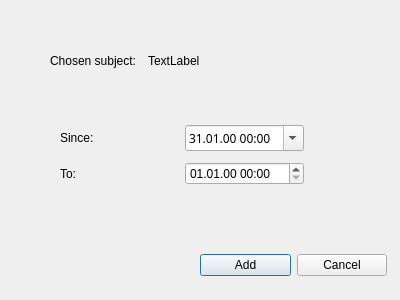
Before: the Qt Designer form dialogadddate.ui in swarog-piotr/Learning-Log, drawn with Qt 5.
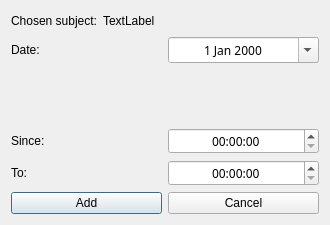
After: the same form once the commit is applied.

Commit message: Added proper interval class and modified program to work with it

Patch:
```diff
--- a/dialogadddate.ui
+++ b/dialogadddate.ui
@@ -6,48 +6,54 @@
    <rect>
     <x>0</x>
     <y>0</y>
-    <width>400</width>
-    <height>300</height>
+    <width>330</width>
+    <height>225</height>
    </rect>
   </property>
   <property name="windowTitle">
    <string>Dialog</string>
   </property>
-  <widget class="QWidget" name="">
-   <property name="geometry">
-    <rect>
-     <x>200</x>
-     <y>250</y>
-     <width>187</width>
-     <height>30</height>
-    </rect>
-   </property>
-   <layout class="QHBoxLayout" name="horizontalLayout">
+  <layout class="QGridLayout" name="gridLayout">
+   <item row="1" column="0">
+    <layout class="QHBoxLayout" name="horizontalLayout_5">
     <item>
-     <widget class="QPushButton" name="pushButtonAdd">
+      <widget class="QLabel" name="label_2">
       <property name="text">
-       <string>Add</string>
+        <string>Date:</string>
       </property>
      </widget>
     </item>
     <item>
-     <widget class="QPushButton" name="pushButtonCancel">
-      <property name="text">
-       <string>Cancel</string>
+      <widget class="QDateEdit" name="dateEdit">
+       <property name="font">
+        <font>
+         <family>Microsoft Tai Le</family>
+        </font>
+       </property>
+       <property name="alignment">
+        <set>Qt::AlignCenter</set>
+       </property>
+       <property name="calendarPopup">
+        <bool>true</bool>
       </property>
      </widget>
     </item>
    </layout>
-  </widget>
-  <widget class="QWidget" name="">
-   <property name="geometry">
-    <rect>
-     <x>50</x>
-     <y>50</y>
-     <width>190</width>
-     <height>21</height>
-    </rect>
-   </property>
+   </item>
+   <item row="2" column="0">
+    <spacer name="verticalSpacer_3">
+     <property name="orientation">
+      <enum>Qt::Vertical</enum>
+     </property>
+     <property name="sizeHint" stdset="0">
+      <size>
+       <width>20</width>
+       <height>40</height>
+      </size>
+     </property>
+    </spacer>
+   </item>
+   <item row="0" column="0">
    <layout class="QHBoxLayout" name="horizontalLayout_2">
     <item>
      <widget class="QLabel" name="label">
@@ -63,17 +69,40 @@
       </property>
      </widget>
     </item>
-   </layout>
-  </widget>
-  <widget class="QWidget" name="">
-   <property name="geometry">
-    <rect>
-     <x>60</x>
-     <y>120</y>
-     <width>244</width>
-     <height>71</height>
-    </rect>
-   </property>
+     <item>
+      <spacer name="horizontalSpacer">
+       <property name="orientation">
+        <enum>Qt::Horizontal</enum>
+       </property>
+       <property name="sizeHint" stdset="0">
+        <size>
+         <width>40</width>
+         <height>20</height>
+        </size>
+       </property>
+      </spacer>
+     </item>
+    </layout>
+   </item>
+   <item row="4" column="0">
+    <layout class="QHBoxLayout" name="horizontalLayout">
+     <item>
+      <widget class="QPushButton" name="pushButtonAdd">
+       <property name="text">
+        <string>Add</string>
+       </property>
+      </widget>
+     </item>
+     <item>
+      <widget class="QPushButton" name="pushButtonCancel">
+       <property name="text">
+        <string>Cancel</string>
+       </property>
+      </widget>
+     </item>
+    </layout>
+   </item>
+   <item row="3" column="0">
    <layout class="QVBoxLayout" name="verticalLayout">
     <item>
      <layout class="QHBoxLayout" name="horizontalLayout_3">
@@ -85,7 +114,7 @@
        </widget>
       </item>
       <item>
-       <widget class="QDateTimeEdit" name="dateTimeEditSince">
+        <widget class="QTimeEdit" name="timeEditSince">
         <property name="sizePolicy">
          <sizepolicy hsizetype="Minimum" vsizetype="Fixed">
           <horstretch>0</horstretch>
@@ -97,6 +126,12 @@
           <family>Microsoft Tai Le</family>
          </font>
         </property>
+         <property name="alignment">
+          <set>Qt::AlignCenter</set>
+         </property>
+         <property name="buttonSymbols">
+          <enum>QAbstractSpinBox::UpDownArrows</enum>
+         </property>
         <property name="date">
          <date>
           <year>2000</year>
@@ -104,19 +139,6 @@
           <day>31</day>
          </date>
         </property>
-        <property name="time">
-         <time>
-          <hour>0</hour>
-          <minute>0</minute>
-          <second>0</second>
-         </time>
-        </property>
-        <property name="displayFormat">
-         <string>dd.MM.yy HH:mm</string>
-        </property>
-        <property name="calendarPopup">
-         <bool>true</bool>
-        </property>
        </widget>
       </item>
      </layout>
@@ -131,16 +153,25 @@
        </widget>
       </item>
       <item>
-       <widget class="QDateTimeEdit" name="dateTimeEditTo">
-        <property name="displayFormat">
-         <string>dd.MM.yy HH:mm</string>
-        </property>
+        <widget class="QTimeEdit" name="timeEditTo">
+         <property name="font">
+          <font>
+           <family>Microsoft Tai Le</family>
+          </font>
+         </property>
+         <property name="alignment">
+          <set>Qt::AlignCenter</set>
+         </property>
+         <property name="calendarPopup">
+          <bool>false</bool>
+         </property>
        </widget>
       </item>
      </layout>
     </item>
    </layout>
-  </widget>
+   </item>
+  </layout>
  </widget>
  <resources/>
  <connections/>
```
Lines whose indentation alone changed are shown as unchanged. The commit also changes 8 other files.
